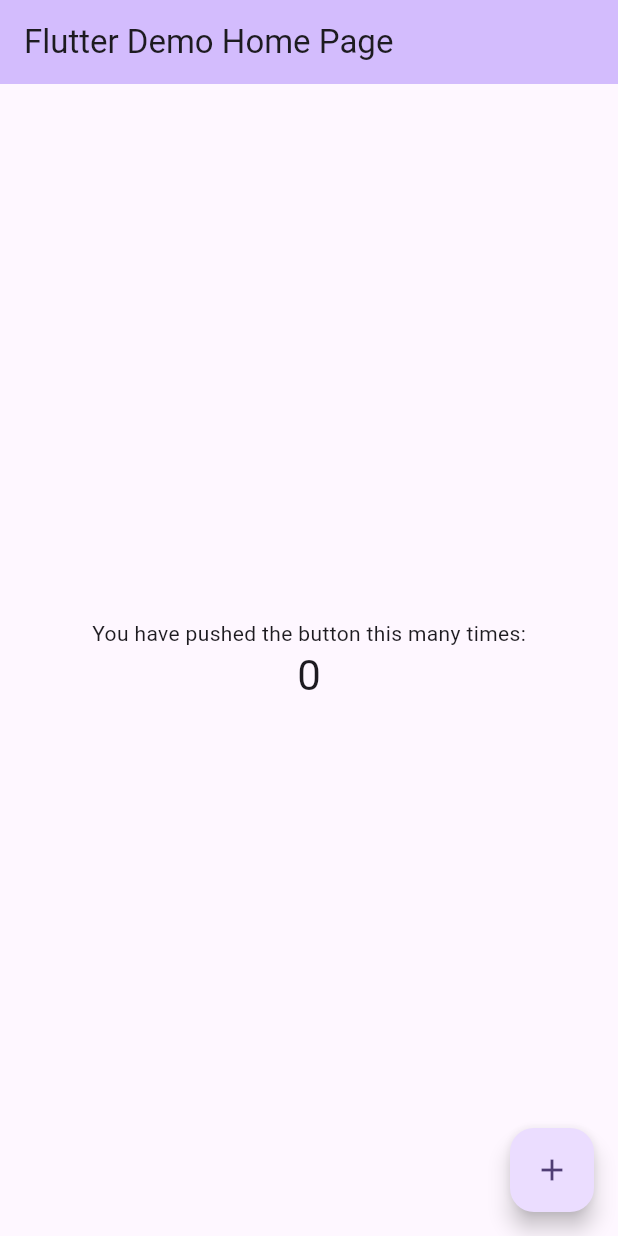
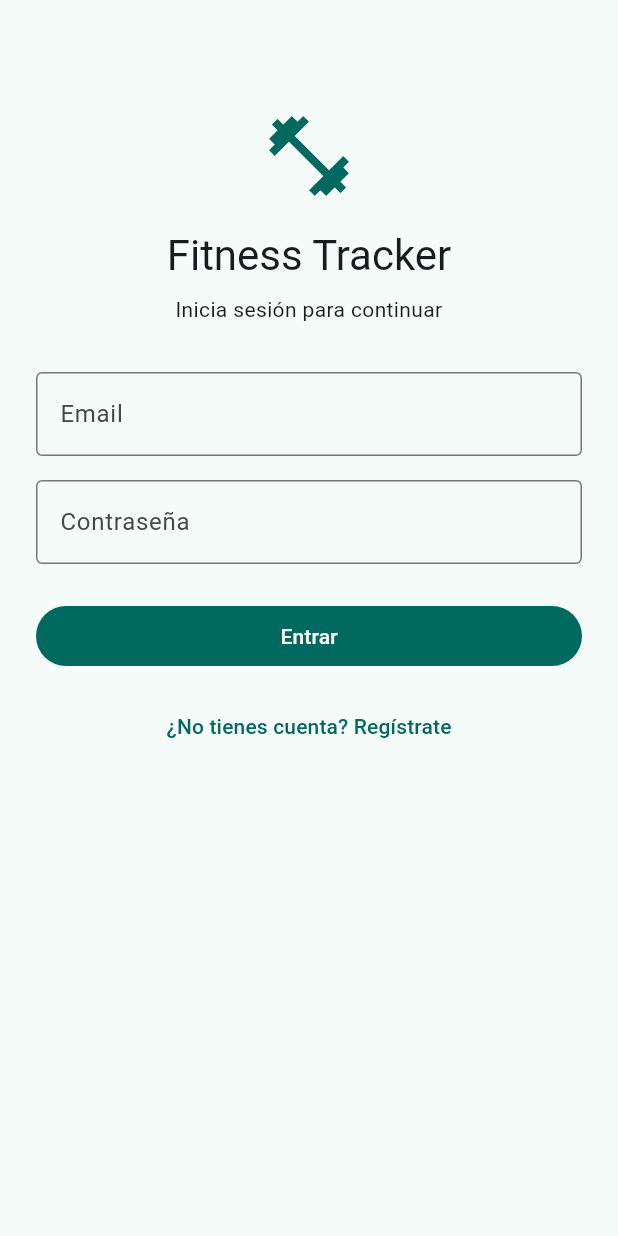
Before and after one commit to Yvngbabuin0/FitApp, a Flutter app: the screen it shows after launch, on a phone screen of 412 x 824 dp. Run offline on Flutter 3.47's test engine with Material 3 defaults, Android fonts, the light colour scheme and no system bars; our stand-ins replace flutter_riverpod, go_router, supabase_flutter; accounts and stored records are empty.

Commit message:
feat(auth): controlador, router y pantallas de login/registro

```diff
--- /dev/null
+++ b/app/lib/app.dart
@@ -0,0 +1,18 @@
+import 'package:flutter/material.dart';
+import 'package:flutter_riverpod/flutter_riverpod.dart';
+
+import 'core/router/app_router.dart';
+
+class FitnessApp extends ConsumerWidget {
+  const FitnessApp({super.key});
+
+  @override
+  Widget build(BuildContext context, WidgetRef ref) {
+    final router = ref.watch(appRouterProvider);
+    return MaterialApp.router(
+      title: 'Fitness Tracker',
+      theme: ThemeData(colorSchemeSeed: Colors.teal, useMaterial3: true),
+      routerConfig: router,
+    );
+  }
+}
--- /dev/null
+++ b/app/lib/core/router/app_router.dart
@@ -0,0 +1,41 @@
+import 'dart:async';
+
+import 'package:flutter/material.dart';
+import 'package:flutter_riverpod/flutter_riverpod.dart';
+import 'package:go_router/go_router.dart';
+
+import '../../features/auth/application/auth_controller.dart';
+import '../../features/auth/presentation/login_screen.dart';
+import '../../features/auth/presentation/register_screen.dart';
+import '../../features/home/presentation/home_screen.dart';
+
+final appRouterProvider = Provider<GoRouter>((ref) {
+  final authRepository = ref.watch(authRepositoryProvider);
+
+  // Rebota el router cuando cambia el estado de auth (login/logout) para
+  // re-evaluar el redirect sin recrear la instancia de GoRouter.
+  final refresh = ValueNotifier<int>(0);
+  final sub = authRepository.authStateChanges.listen((_) => refresh.value++);
+  ref.onDispose(() {
+    unawaited(sub.cancel());
+    refresh.dispose();
+  });
+
+  return GoRouter(
+    initialLocation: '/',
+    refreshListenable: refresh,
+    redirect: (context, state) {
+      final loggedIn = authRepository.currentUser != null;
+      final onAuthRoute = state.matchedLocation == '/login' ||
+          state.matchedLocation == '/register';
+      if (!loggedIn && !onAuthRoute) return '/login';
+      if (loggedIn && onAuthRoute) return '/';
+      return null;
+    },
+    routes: [
+      GoRoute(path: '/', builder: (_, _) => const HomeScreen()),
+      GoRoute(path: '/login', builder: (_, _) => const LoginScreen()),
+      GoRoute(path: '/register', builder: (_, _) => const RegisterScreen()),
+    ],
+  );
+});
--- a/app/lib/core/supabase/supabase_client.dart
+++ b/app/lib/core/supabase/supabase_client.dart
@@ -6,6 +6,6 @@ import '../config/env.dart';
 Future<void> initSupabase() async {
   await Supabase.initialize(
     url: Env.supabaseUrl,
-    anonKey: Env.supabaseAnonKey,
+    publishableKey: Env.supabaseAnonKey,
   );
 }
--- /dev/null
+++ b/app/lib/features/auth/presentation/login_screen.dart
@@ -0,0 +1,119 @@
+import 'package:flutter/material.dart';
+import 'package:flutter_riverpod/flutter_riverpod.dart';
+import 'package:supabase_flutter/supabase_flutter.dart';
+
+import '../application/auth_controller.dart';
+import 'register_screen.dart';
+
+/// Pantalla de inicio de sesión.
+class LoginScreen extends ConsumerStatefulWidget {
+  const LoginScreen({super.key});
+
+  @override
+  ConsumerState<LoginScreen> createState() => _LoginScreenState();
+}
+
+class _LoginScreenState extends ConsumerState<LoginScreen> {
+  final _emailController = TextEditingController();
+  final _passwordController = TextEditingController();
+
+  @override
+  void dispose() {
+    _emailController.dispose();
+    _passwordController.dispose();
+    super.dispose();
+  }
+
+  Future<void> _submit() async {
+    await ref.read(authControllerProvider.notifier).signIn(
+          email: _emailController.text.trim(),
+          password: _passwordController.text,
+        );
+  }
+
+  @override
+  Widget build(BuildContext context) {
+    final auth = ref.watch(authControllerProvider);
+    final error = auth.hasError ? _friendlyError(auth.error) : null;
+
+    return Scaffold(
+      body: SafeArea(
+        child: SingleChildScrollView(
+          padding: const EdgeInsets.all(24),
+          child: Column(
+            crossAxisAlignment: CrossAxisAlignment.stretch,
+            children: [
+              const SizedBox(height: 48),
+              Icon(Icons.fitness_center,
+                  size: 64, color: Theme.of(context).colorScheme.primary),
+              const SizedBox(height: 16),
+              Text('Fitness Tracker',
+                  textAlign: TextAlign.center,
+                  style: Theme.of(context).textTheme.headlineMedium),
+              const SizedBox(height: 8),
+              Text('Inicia sesión para continuar',
+                  textAlign: TextAlign.center,
+                  style: Theme.of(context).textTheme.bodyMedium),
+              const SizedBox(height: 32),
+              TextField(
+                key: const Key('email-field'),
+                controller: _emailController,
+                keyboardType: TextInputType.emailAddress,
+                autocorrect: false,
+                decoration: const InputDecoration(
+                  labelText: 'Email',
+                  border: OutlineInputBorder(),
+                ),
+              ),
+              const SizedBox(height: 16),
+              TextField(
+                key: const Key('password-field'),
+                controller: _passwordController,
+                obscureText: true,
+                decoration: const InputDecoration(
+                  labelText: 'Contraseña',
+                  border: OutlineInputBorder(),
+                ),
+              ),
+              if (error != null) ...[
+                const SizedBox(height: 16),
+                Text(
+                  error,
+                  key: const Key('login-error'),
+                  style: TextStyle(color: Theme.of(context).colorScheme.error),
+                ),
+              ],
+              const SizedBox(height: 24),
+              FilledButton(
+                key: const Key('login-button'),
+                onPressed: auth.isLoading ? null : _submit,
+                child: auth.isLoading
+                    ? const SizedBox(
+                        height: 20,
+                        width: 20,
+                        child: CircularProgressIndicator(strokeWidth: 2),
+                      )
+                    : const Text('Entrar'),
+              ),
+              const SizedBox(height: 12),
+              TextButton(
+                onPressed: () =>
+                    Navigator.of(context).push(MaterialPageRoute<void>(
+                  builder: (_) => const RegisterScreen(),
+                )),
+                child: const Text('¿No tienes cuenta? Regístrate'),
+              ),
+            ],
+          ),
+        ),
+      ),
+    );
+  }
+}
+
+String _friendlyError(Object? error) {
+  if (error is AuthException) {
+    return 'Email o contraseña incorrectos';
+  }
+  return 'Ha ocurrido un error. Inténtalo de nuevo.';
+}
--- a/app/lib/main.dart
+++ b/app/lib/main.dart
@@ -1,122 +1,24 @@
 import 'package:flutter/material.dart';
+import 'package:flutter_riverpod/flutter_riverpod.dart';
+import 'package:supabase_flutter/supabase_flutter.dart';
 
-void main() {
-  runApp(const MyApp());
-}
+import 'app.dart';
+import 'core/supabase/supabase_client.dart';
+import 'features/auth/application/auth_controller.dart';
+import 'features/auth/data/auth_repository.dart';
 
-class MyApp extends StatelessWidget {
-  const MyApp({super.key});
+Future<void> main() async {
+  WidgetsFlutterBinding.ensureInitialized();
+  await initSupabase();
 
-  // This widget is the root of your application.
-  @override
-  Widget build(BuildContext context) {
-    return MaterialApp(
-      title: 'Flutter Demo',
-      theme: ThemeData(
-        // This is the theme of your application.
-        //
-        // TRY THIS: Try running your application with "flutter run". You'll see
-        // the application has a purple toolbar. Then, without quitting the app,
-        // try changing the seedColor in the colorScheme below to Colors.green
-        // and then invoke "hot reload" (save your changes or press the "hot
-        // reload" button in a Flutter-supported IDE, or press "r" if you used
-        // the command line to start the app).
-        //
-        // Notice that the counter didn't reset back to zero; the application
-        // state is not lost during the reload. To reset the state, use hot
-        // restart instead.
-        //
-        // This works for code too, not just values: Most code changes can be
-        // tested with just a hot reload.
-        colorScheme: .fromSeed(seedColor: Colors.deepPurple),
-      ),
-      home: const MyHomePage(title: 'Flutter Demo Home Page'),
-    );
-  }
-}
-
-class MyHomePage extends StatefulWidget {
-  const MyHomePage({super.key, required this.title});
-
-  // This widget is the home page of your application. It is stateful, meaning
-  // that it has a State object (defined below) that contains fields that affect
-  // how it looks.
-
-  // This class is the configuration for the state. It holds the values (in this
-  // case the title) provided by the parent (in this case the App widget) and
-  // used by the build method of the State. Fields in a Widget subclass are
-  // always marked "final".
-
-  final String title;
-
-  @override
-  State<MyHomePage> createState() => _MyHomePageState();
-}
-
-class _MyHomePageState extends State<MyHomePage> {
-  int _counter = 0;
-
-  void _incrementCounter() {
-    setState(() {
-      // This call to setState tells the Flutter framework that something has
-      // changed in this State, which causes it to rerun the build method below
-      // so that the display can reflect the updated values. If we changed
-      // _counter without calling setState(), then the build method would not be
-      // called again, and so nothing would appear to happen.
-      _counter++;
-    });
-  }
-
-  @override
-  Widget build(BuildContext context) {
-    // This method is rerun every time setState is called, for instance as done
-    // by the _incrementCounter method above.
-    //
-    // The Flutter framework has been optimized to make rerunning build methods
-    // fast, so that you can just rebuild anything that needs updating rather
-    // than having to individually change instances of widgets.
-    return Scaffold(
-      appBar: AppBar(
-        // TRY THIS: Try changing the color here to a specific color (to
-        // Colors.amber, perhaps?) and trigger a hot reload to see the AppBar
-        // change color while the other colors stay the same.
-        backgroundColor: Theme.of(context).colorScheme.inversePrimary,
-        // Here we take the value from the MyHomePage object that was created by
-        // the App.build method, and use it to set our appbar title.
-        title: Text(widget.title),
-      ),
-      body: Center(
-        // Center is a layout widget. It takes a single child and positions it
-        // in the middle of the parent.
-        child: Column(
-          // Column is also a layout widget. It takes a list of children and
-          // arranges them vertically. By default, it sizes itself to fit its
-          // children horizontally, and tries to be as tall as its parent.
-          //
-          // Column has various properties to control how it sizes itself and
-          // how it positions its children. Here we use mainAxisAlignment to
-          // center the children vertically; the main axis here is the vertical
-          // axis because Columns are vertical (the cross axis would be
-          // horizontal).
-          //
-          // TRY THIS: Invoke "debug painting" (choose the "Toggle Debug Paint"
-          // action in the IDE, or press "p" in the console), to see the
-          // wireframe for each widget.
-          mainAxisAlignment: .center,
-          children: [
-            const Text('You have pushed the button this many times:'),
-            Text(
-              '$_counter',
-              style: Theme.of(context).textTheme.headlineMedium,
+  runApp(
+    ProviderScope(
+      overrides: [
+        authRepositoryProvider.overrideWithValue(
+          AuthRepository(Supabase.instance.client),
         ),
       ],
-        ),
-      ),
-      floatingActionButton: FloatingActionButton(
-        onPressed: _incrementCounter,
-        tooltip: 'Increment',
-        child: const Icon(Icons.add),
+      child: const FitnessApp(),
     ),
   );
 }
-}
```
Also changed, not shown: app/lib/features/auth/application/auth_controller.dart (added, +43 -0 lines), app/lib/features/auth/presentation/register_screen.dart (added, +115 -0 lines), app/lib/features/home/presentation/home_screen.dart (added, +15 -0 lines), 2 other files. Lines whose indentation alone changed are shown as unchanged.
